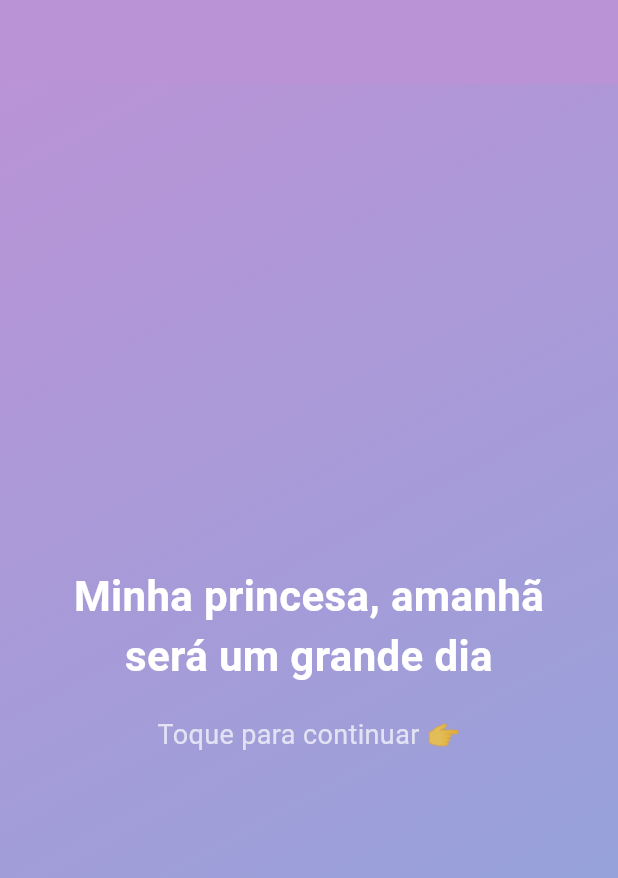
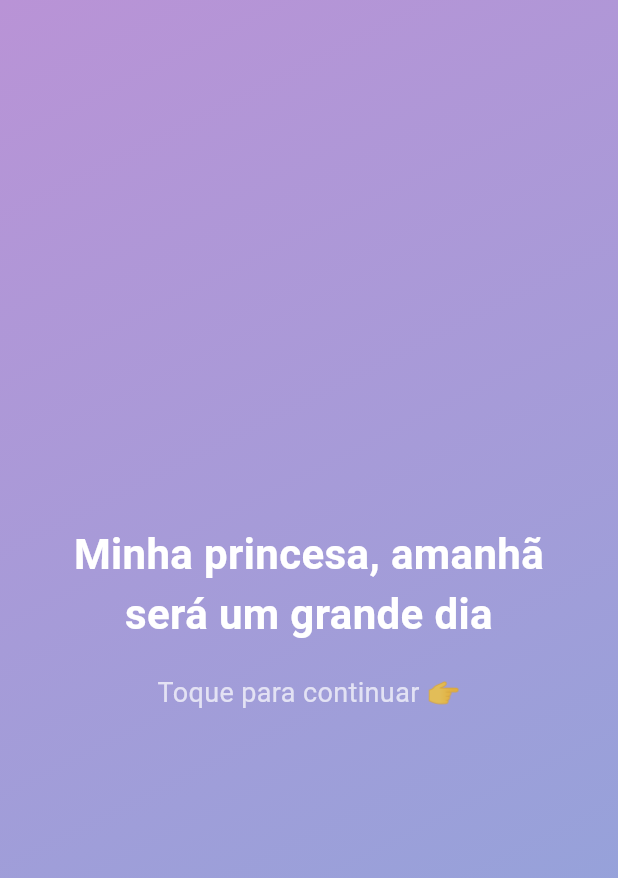
Before and after one commit to gabrielviannadev/boa_prova_princesa, a Flutter app: the screen it shows after launch, on a phone screen of 412 x 824 dp. Shown: the top 878 px of the screen. Run offline on Flutter 3.47's test engine with Material 3 defaults, Android fonts, the phone set to English and light mode, and no system bars; our stand-ins replace assets_audio_player, audioplayers.

Commit message:
first commit

```diff
--- a/lib/main.dart
+++ b/lib/main.dart
@@ -52,10 +52,6 @@ class _MotivationScreenState extends State<MotivationScreen> {
       'text': 'Te amo princesa ❤️',
       'colors': [const Color(0xFFFF9A9E), const Color(0xFFFAD0C4)]
     },
-    {
-      'text': '🎵❤️',
-      'colors': [const Color.fromARGB(255, 36, 36, 36), const Color.fromARGB(255, 45, 0, 168)]
-    },
   ];
 
   void _nextPage() {
@@ -63,6 +59,9 @@ class _MotivationScreenState extends State<MotivationScreen> {
       setState(() {
         _currentPage++;
       });
+      if (_currentPage == _messages.length - 1 && !_hasPlayedMusic) {
+        _playMusic();
+      }
     }
   }
 
@@ -86,9 +85,6 @@ class _MotivationScreenState extends State<MotivationScreen> {
   @override
   Widget build(BuildContext context) {
     return Scaffold(
-      appBar: AppBar(
-        backgroundColor: _messages[_currentPage]['colors'][0],
-      ),
       body: GestureDetector(
         onTap: _nextPage,
         child: AnimatedContainer(
@@ -122,11 +118,6 @@ class _MotivationScreenState extends State<MotivationScreen> {
                         : '',
                     style: const TextStyle(fontSize: 18, color: Colors.white70),
                   ),
-                  if(_currentPage == _messages.length - 1) ...[
-                    ElevatedButton(onPressed: () {
-                      _playMusic();
-                    }, child: const Text('Ouvir agora'))
-                  ]
                 ],
               ),
             ),
```
